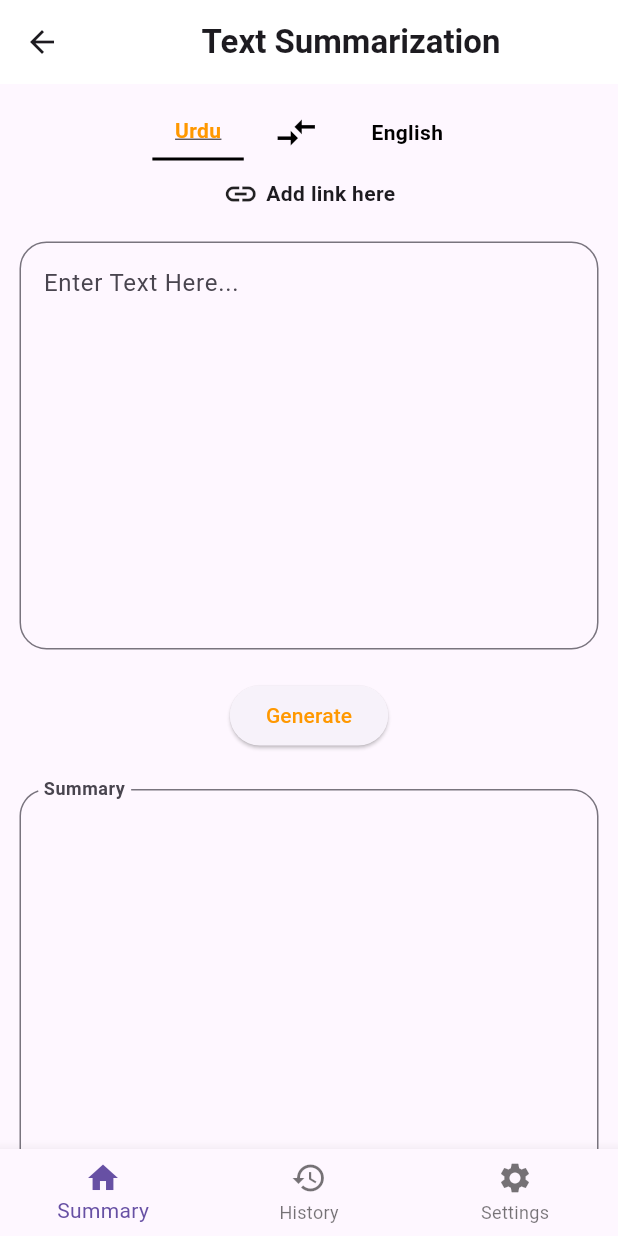
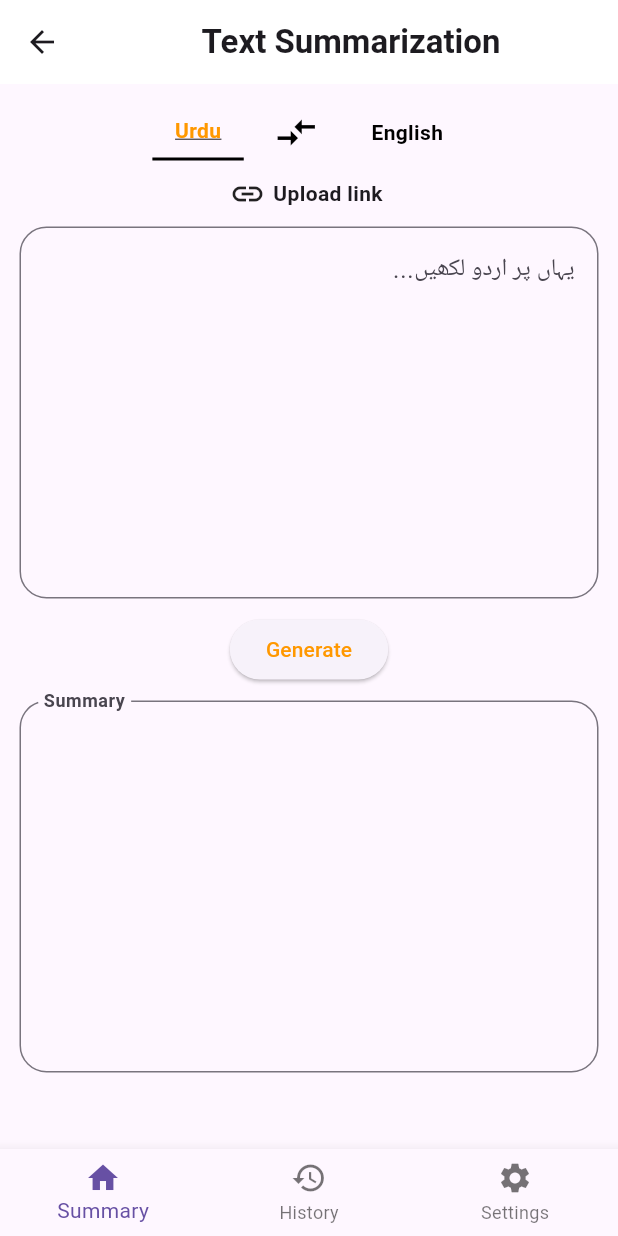
Before and after one commit to Wasiue03/linguotech, a Flutter app: the SummaryGeneratorScreen screen opened by its route, on a phone screen of 412 x 824 dp. Run offline on Flutter 3.47's test engine with Material 3 defaults, Android fonts, the phone set to English and light mode, and no system bars; our stand-ins replace cloud_firestore, firebase_auth, firebase_core, flutter_tts, google_sign_in, shared_preferences; accounts and stored records are empty.

Commit message:
Aligned input text to right when Urdu language is selected

```diff
--- a/lib/Screens/Summarization/summary.dart
+++ b/lib/Screens/Summarization/summary.dart
@@ -1,5 +1,5 @@
 import 'package:flutter/material.dart';
-import 'package:linguotech/widgets/Navigation_bar.dart';
+import 'package:linguotech/widgets/Nav_Bar/Navigation_bar.dart';
 import 'package:linguotech/widgets/icons.dart';
 import 'package:linguotech/widgets/language_selectot.dart';
 
@@ -53,18 +53,24 @@ class _SummaryGeneratorScreenState extends State<SummaryGeneratorScreen> {
                   },
                   child: LinkIcon(),
                 ),
-                SizedBox(height: 20),
+                SizedBox(height: 10),
                 TextField(
                   controller: _inputController,
-                  maxLines: 10,
+                  maxLines: 9,
+                  textAlign: selectedLanguage == 'Urdu'
+                      ? TextAlign.right
+                      : TextAlign.start,
                   decoration: InputDecoration(
                     floatingLabelBehavior: FloatingLabelBehavior.always,
-                    hintText: 'Enter Text Here...',
+                    hintText: selectedLanguage == 'Urdu'
+                        ? '...یہاں پر اردو لکھیں'
+                        : 'Enter Text Here...',
                     border: OutlineInputBorder(
-                        borderRadius: BorderRadius.circular(18)),
+                      borderRadius: BorderRadius.circular(18),
+                    ),
                   ),
                 ),
-                SizedBox(height: 20),
+                SizedBox(height: 10),
                 ElevatedButton(
                   onPressed: () {
                     // Logic for generating summary
@@ -78,10 +84,10 @@ class _SummaryGeneratorScreenState extends State<SummaryGeneratorScreen> {
                     style: TextStyle(color: Colors.orange),
                   ),
                 ),
-                SizedBox(height: 25),
+                SizedBox(height: 10),
                 TextField(
                   controller: _outputController,
-                  maxLines: 10,
+                  maxLines: 9,
                   readOnly: true,
                   decoration: InputDecoration(
                     floatingLabelBehavior: FloatingLabelBehavior.always,
--- a/lib/Screens/Translation_Screen/translate.dart
+++ b/lib/Screens/Translation_Screen/translate.dart
@@ -1,6 +1,6 @@
 // screens/translation_screen.dart
 import 'package:flutter/material.dart';
-import 'package:linguotech/widgets/Navigation_bar.dart';
+import 'package:linguotech/widgets/Nav_Bar/Navigation_bar.dart';
 import 'package:linguotech/widgets/Translate/TranslateBody.dart';
 
 class TranslationScreen extends StatelessWidget {
--- a/lib/widgets/icons.dart
+++ b/lib/widgets/icons.dart
@@ -10,7 +10,7 @@ class LinkIcon extends StatelessWidget {
         Icon(Icons.link),
         SizedBox(width: 5),
         Text(
-          'Add link here',
+          'Upload link ',
           style: TextStyle(fontWeight: FontWeight.bold),
         ),
       ],
```
Also changed, not shown: lib/widgets/Nav_Bar/Navigation_bar.dart (renamed from lib/widgets/Navigation_bar.dart).
